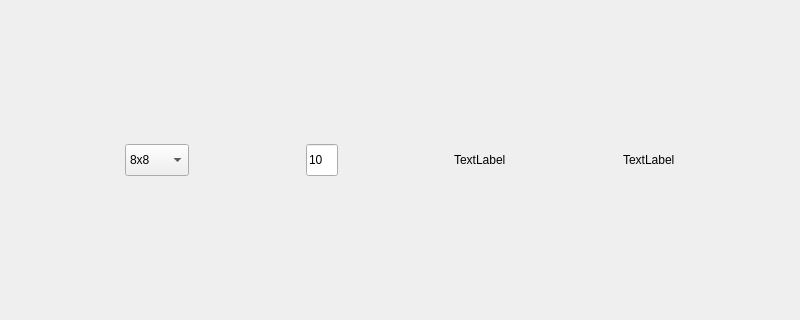
Wh1teh/qMinesweeperXD, file mainwindow.ui: the form before one commit; both pictures show x 0 to 800 and y 129 to 449 of the 800 by 600 pixel window.
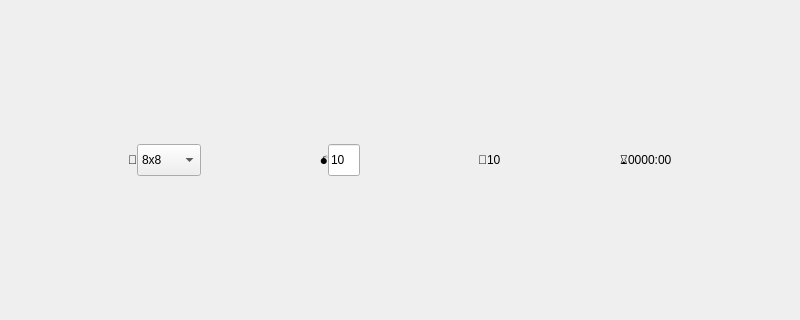
The form after the commit.

The edit to the form file:
```diff
--- a/mainwindow.ui
+++ b/mainwindow.ui
@@ -35,6 +35,13 @@
           </property>
          </spacer>
         </item>
+        <item>
+         <widget class="QLabel" name="label_4">
+          <property name="text">
+           <string>🔲</string>
+          </property>
+         </widget>
+        </item>
         <item>
          <widget class="QComboBox" name="bxSizes">
           <property name="maximumSize">
@@ -78,6 +85,13 @@
           </property>
          </spacer>
         </item>
+        <item>
+         <widget class="QLabel" name="label_3">
+          <property name="text">
+           <string>💣</string>
+          </property>
+         </widget>
+        </item>
         <item>
          <widget class="QLineEdit" name="leMines">
           <property name="maximumSize">
@@ -104,6 +118,20 @@
           </property>
          </spacer>
         </item>
+        <item>
+         <widget class="QLabel" name="label">
+          <property name="font">
+           <font>
+            <family>Segoe UI</family>
+            <pointsize>9</pointsize>
+            <bold>false</bold>
+           </font>
+          </property>
+          <property name="text">
+           <string>🚩</string>
+          </property>
+         </widget>
+        </item>
         <item>
          <widget class="QLabel" name="lbFlags">
           <property name="maximumSize">
@@ -113,7 +141,7 @@
            </size>
           </property>
           <property name="text">
-           <string>TextLabel</string>
+           <string>10</string>
           </property>
          </widget>
         </item>
@@ -130,6 +158,13 @@
           </property>
          </spacer>
         </item>
+        <item>
+         <widget class="QLabel" name="label_2">
+          <property name="text">
+           <string>⌛</string>
+          </property>
+         </widget>
+        </item>
         <item>
          <widget class="QLabel" name="lbTime">
           <property name="maximumSize">
@@ -139,7 +174,7 @@
            </size>
           </property>
           <property name="text">
-           <string>TextLabel</string>
+           <string>0000:00</string>
           </property>
          </widget>
         </item>
```
